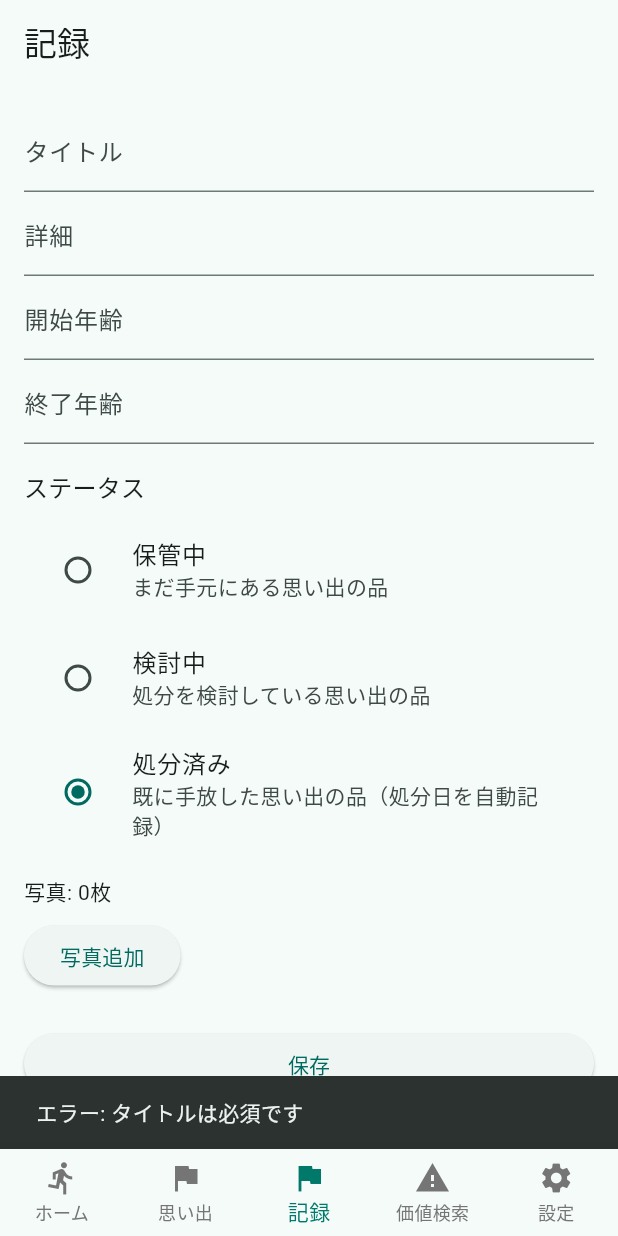
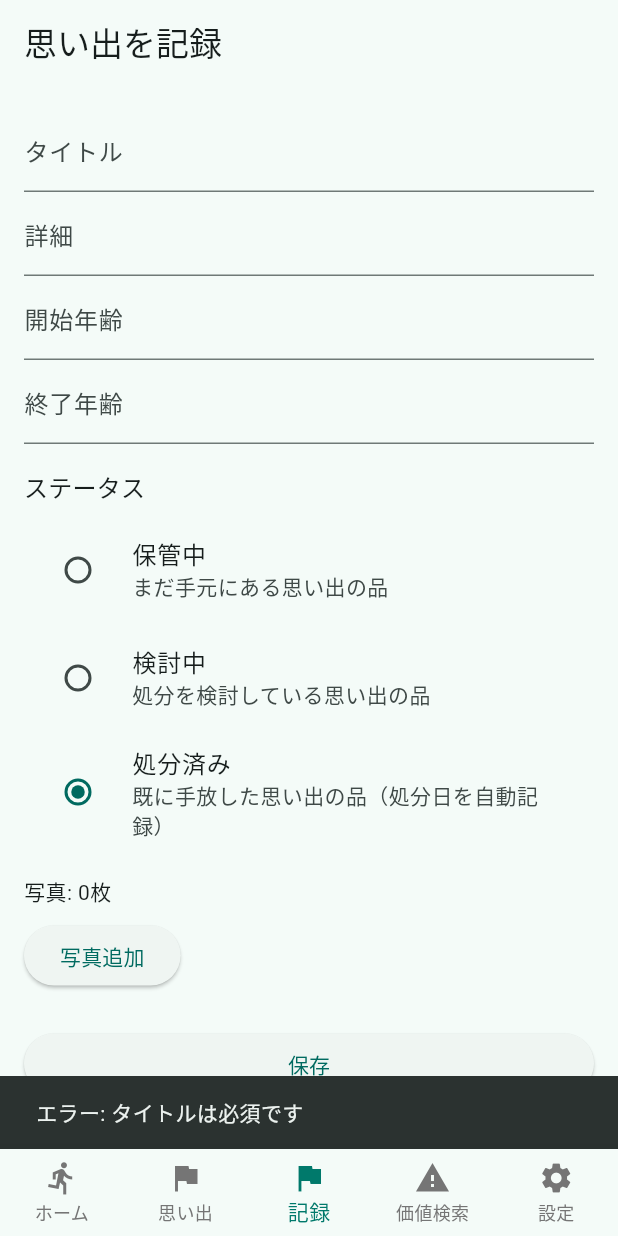
Before and after one commit to team-nup/2025-katazuke-frontend-app-ai-agent-hackathon, a Flutter app: the screen it shows after launch, item 3 of the bottom bar chosen, after a tap on "保存", on a phone screen of 412 x 824 dp. Run offline on Flutter 3.47's test engine with Material 3 defaults, Android fonts, the phone set to English and light mode, and no system bars; our stand-ins replace image_picker, sqflite; accounts and stored records are empty.

Commit message:
フォルダ構成リファクタ

```diff
--- a/lib/features/main/main_screen.dart
+++ b/lib/features/main/main_screen.dart
@@ -1,8 +1,8 @@
 import 'package:flutter/material.dart';
 import 'package:okataduke/features/assessment/assessment_page.dart';
 import 'package:okataduke/features/home/home_page.dart';
-import 'package:okataduke/features/memory/memory_page.dart';
-import 'package:okataduke/features/record/record_page.dart';
+import 'package:okataduke/features/memory/list/memory_page.dart';
+import 'package:okataduke/features/record/create/record_create_page.dart';
 import 'package:okataduke/features/setting/setting_page.dart';
 
 class MainScreen extends StatefulWidget {
@@ -18,7 +18,7 @@ class _MainScreenState extends State<MainScreen> {
   final List<Widget> _pages = [
     const HomePage(),
     const MemoryPage(),
-    const RecordPage(),
+    const RecordCreatePage(),
     const AssessmentPage(),
     const SettingPage(),
   ];
--- a/lib/features/memory/sub_page/memory_detail/memory_detail_page.dart
+++ b/lib/features/memory/detail/memory_detail_page.dart
@@ -1,5 +1,5 @@
 import 'package:flutter/material.dart';
-import '../../../../core/models/shared/memory.dart';
+import '../../../core/models/shared/memory.dart';
 import 'components/memory_info.dart';
 import 'components/memory_images.dart';
 
--- a/lib/features/memory/components/memory_item.dart
+++ b/lib/features/memory/list/components/memory_item.dart
@@ -1,7 +1,7 @@
 import 'dart:io';
 import 'package:flutter/material.dart';
 import 'package:okataduke/core/models/shared/memory.dart';
-import '../sub_page/memory_detail/memory_detail_page.dart';
+import '../../detail/memory_detail_page.dart';
 
 class MemoryItem extends StatelessWidget {
   final Memory memory;
--- a/lib/features/memory/memory_page.dart
+++ b/lib/features/memory/list/memory_page.dart
@@ -1,7 +1,7 @@
 import 'package:flutter/material.dart';
 import 'components/memory_list.dart';
-import '../../core/database/repositories/memory_repository.dart';
-import '../../core/models/shared/memory.dart';
+import '../../../core/database/repositories/memory_repository.dart';
+import '../../../core/models/shared/memory.dart';
 
 class MemoryPage extends StatefulWidget {
   const MemoryPage({super.key});
--- /dev/null
+++ b/lib/features/record/create/record_create_page.dart
@@ -0,0 +1,167 @@
+import 'package:flutter/material.dart';
+import '../../../core/models/shared/memory_status.dart';
+import '../../../core/database/repositories/memory_repository.dart';
+import '../../../native/camera_service.dart';
+import '../components/memory_form.dart';
+import '../components/photo_section.dart';
+import '../utils/memory_validator.dart';
+import 'utils/memory_factory.dart';
+
+class RecordCreatePage extends StatefulWidget {
+  const RecordCreatePage({super.key});
+
+  @override
+  State<RecordCreatePage> createState() => _RecordCreatePageState();
+}
+
+class _RecordCreatePageState extends State<RecordCreatePage> {
+  // Form data using Memory type structure
+  String _title = '';
+  String? _detail;
+  int? _startAge;
+  int? _endAge;
+  List<String> _imagePaths = [];
+  MemoryStatus _status = MemoryStatus.disposed;
+
+  // UI state
+  final CameraService _cameraService = CameraService();
+  bool _isLoading = false;
+
+  @override
+  void dispose() {
+    super.dispose();
+  }
+
+  Future<void> _addPhoto() async {
+    try {
+      final String? imagePath = await _cameraService.takePicture();
+      if (imagePath != null) {
+        setState(() {
+          _imagePaths.add(imagePath);
+        });
+        ScaffoldMessenger.of(context).showSnackBar(
+          SnackBar(content: Text('写真追加: ${_imagePaths.length}枚')),
+        );
+      }
+    } catch (e) {
+      ScaffoldMessenger.of(context).showSnackBar(
+        SnackBar(content: Text('エラー: $e')),
+      );
+    }
+  }
+
+  Future<void> _saveMemory() async {
+    if (_isLoading) return;
+
+    // Validation
+    final validationError = MemoryValidator.validateAll(
+      title: _title,
+      detail: _detail,
+      startAge: _startAge,
+      endAge: _endAge,
+    );
+
+    if (validationError != null) {
+      _showErrorToast(validationError);
+      return;
+    }
+
+    setState(() {
+      _isLoading = true;
+    });
+
+    try {
+      // Create Memory using factory
+      final memory = MemoryFactory.createFromForm(
+        title: _title,
+        detail: _detail,
+        startAge: _startAge,
+        endAge: _endAge,
+        imagePaths: _imagePaths,
+        status: _status,
+      );
+
+      // Save to database
+      await MemoryRepository.insert(memory);
+
+      // Show success message
+      _showSuccessToast();
+
+      // Reset form
+      _resetForm();
+    } catch (e) {
+      _showErrorToast('保存エラー: $e');
+    } finally {
+      setState(() {
+        _isLoading = false;
+      });
+    }
+  }
+
+  void _showErrorToast(String message) {
+    ScaffoldMessenger.of(context).showSnackBar(
+      SnackBar(content: Text('エラー: $message')),
+    );
+  }
+
+  void _showSuccessToast() {
+    ScaffoldMessenger.of(context).showSnackBar(
+      const SnackBar(content: Text('保存完了')),
+    );
+  }
+
+  void _resetForm() {
+    setState(() {
+      _title = '';
+      _detail = null;
+      _startAge = null;
+      _endAge = null;
+      _imagePaths.clear();
+      _status = MemoryStatus.disposed;
+    });
+  }
+
+  @override
+  Widget build(BuildContext context) {
+    return Scaffold(
+      appBar: AppBar(
+        title: const Text('思い出を記録'),
+      ),
+      body: SingleChildScrollView(
+        padding: const EdgeInsets.all(16.0),
+        child: Column(
+          crossAxisAlignment: CrossAxisAlignment.start,
+          children: [
+            MemoryForm(
+              title: _title,
+              detail: _detail,
+              startAge: _startAge,
+              endAge: _endAge,
+              status: _status,
+              onTitleChanged: (value) => setState(() => _title = value),
+              onDetailChanged: (value) =>
+                  setState(() => _detail = value.isEmpty ? null : value),
+              onStartAgeChanged: (value) =>
+                  setState(() => _startAge = int.tryParse(value)),
+              onEndAgeChanged: (value) =>
+                  setState(() => _endAge = int.tryParse(value)),
+              onStatusChanged: (status) => setState(() => _status = status),
+            ),
+            PhotoSection(
+              imagePaths: _imagePaths,
+              onAddPhoto: _addPhoto,
+            ),
+            const SizedBox(height: 24),
+            SizedBox(
+              width: double.infinity,
+              child: ElevatedButton(
+                onPressed: _isLoading ? null : _saveMemory,
+                child: _isLoading ? const Text('保存中...') : const Text('保存'),
+              ),
+            ),
+          ],
+        ),
+      ),
+    );
+  }
+}
--- a/lib/features/record/utils/memory_factory.dart
+++ b/lib/features/record/create/utils/memory_factory.dart
@@ -1,6 +1,6 @@
 import 'package:uuid/uuid.dart';
-import '../../../core/models/shared/memory.dart';
-import '../../../core/models/shared/memory_status.dart';
+import '../../../../core/models/shared/memory.dart';
+import '../../../../core/models/shared/memory_status.dart';
 
 class MemoryFactory {
   static Memory createFromForm({
```
Also changed, not shown: lib/features/record/edit/record_edit_page.dart (renamed from lib/features/record/record_page.dart, +55 -43 lines), lib/features/memory/detail/components/memory_images.dart (renamed from lib/features/memory/sub_page/memory_detail/components/memory_images.dart), lib/features/memory/detail/components/memory_info.dart (renamed from lib/features/memory/sub_page/memory_detail/components/memory_info.dart), lib/features/memory/detail/utils/memory_formatter.dart (renamed from lib/features/memory/sub_page/memory_detail/utils/memory_formatter.dart), lib/features/memory/list/components/memory_list.dart (renamed from lib/features/memory/components/memory_list.dart), lib/features/memory/list/components/pagination.dart (renamed from lib/features/memory/components/pagination.dart), lib/features/memory/list/components/utils/memory_list_state.dart (renamed from lib/features/memory/components/utils/memory_list_state.dart).
